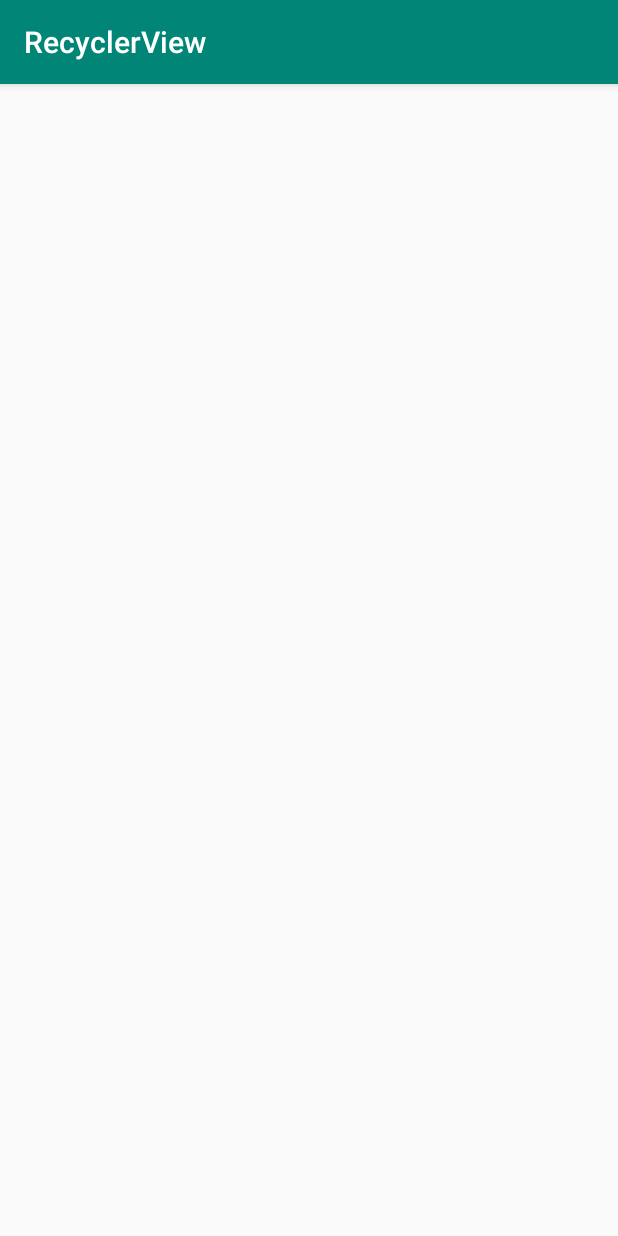
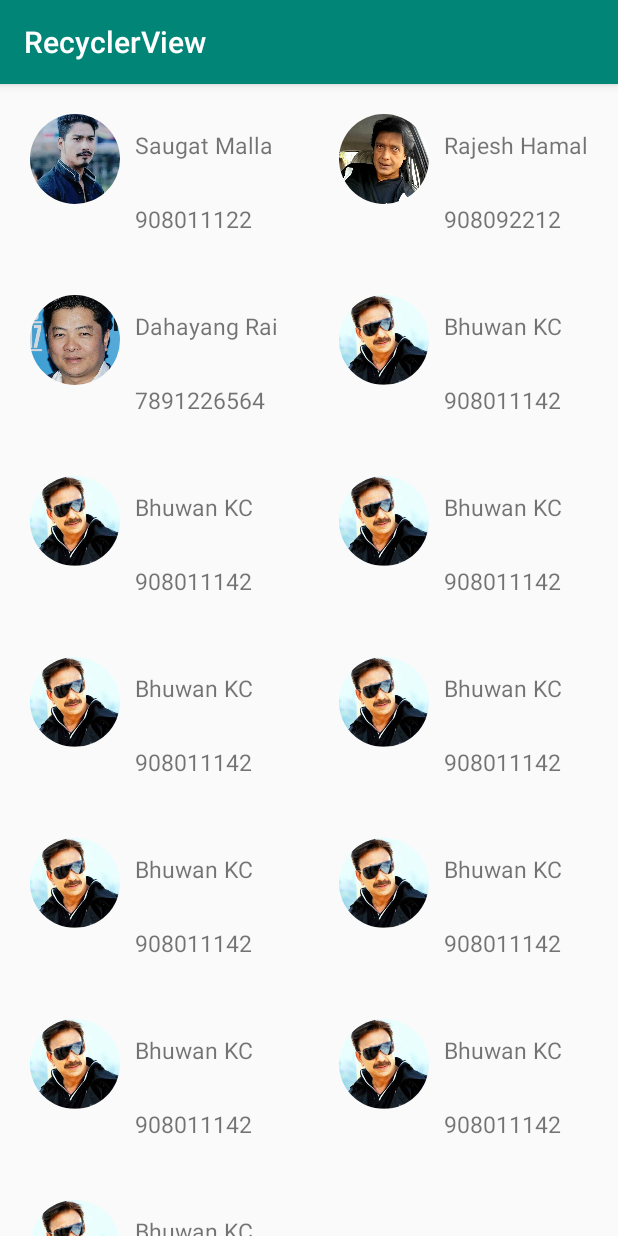
Before and after one commit to arund21/RecyclerView, an Android app: the screen it shows after launch (MainActivity), on a phone screen of 412 x 824 dp. Run offline under Robolectric (Android 15) with nearby library versions, the phone set to English and light mode, and no system bars; our stand-ins replace CircleImageView.

Commit message:
Topic 5 almost done, image and details has been shown now click listener left

```diff
--- a/app/src/main/AndroidManifest.xml
+++ b/app/src/main/AndroidManifest.xml
@@ -9,7 +9,9 @@
         android:roundIcon="@mipmap/ic_launcher_round"
         android:supportsRtl="true"
         android:theme="@style/AppTheme">
-        <activity android:name=".Contact"></activity>
+        <activity android:name="model.Contact">
+
+        </activity>
         <activity android:name=".MainActivity">
             <intent-filter>
                 <action android:name="android.intent.action.MAIN" />
--- /dev/null
+++ b/app/src/main/java/adapter/ContactsAdapter.java
@@ -0,0 +1,61 @@
+package adapter;
+
+import android.content.Context;
+import android.provider.ContactsContract;
+import android.support.annotation.NonNull;
+import android.support.v7.widget.RecyclerView;
+import android.view.LayoutInflater;
+import android.view.View;
+import android.view.ViewGroup;
+import android.widget.TextView;
+
+import com.recyclerview.R;
+
+import java.util.List;
+
+import de.hdodenhof.circleimageview.CircleImageView;
+import model.Contact;
+
+public class ContactsAdapter extends RecyclerView.Adapter<ContactsAdapter.ContactsViewHolder>
+{
+    Context mContext;
+    List<Contact> contactList;
+    public ContactsAdapter(Context mContext, List<Contact> contactList)
+    {
+        this.mContext = mContext;
+        this.contactList = contactList;
+    }
+
+    @NonNull
+    @Override
+    public ContactsViewHolder onCreateViewHolder(@NonNull ViewGroup viewGroup, int i) {
+        View view = LayoutInflater.from(viewGroup.getContext())
+                .inflate(R.layout.activity_contact,viewGroup,false);
+        return new ContactsViewHolder(view);
+    }
+
+    @Override
+    public void onBindViewHolder(@NonNull ContactsViewHolder contactsViewHolder, int i) {
+    Contact contacts = contactList.get(i);
+    contactsViewHolder.imgProfile.setImageResource(contacts.getImageId());
+    contactsViewHolder.tvName.setText(contacts.getName());
+    contactsViewHolder.tvPhone.setText(contacts.getPhoneNo());
+    }
+
+    @Override
+    public int getItemCount() {
+        return contactList.size();
+    }
+
+    public class ContactsViewHolder extends RecyclerView.ViewHolder{
+
+        CircleImageView imgProfile;
+        TextView tvName, tvPhone;
+        public ContactsViewHolder(@NonNull View itemView){
+            super(itemView);
+            imgProfile = itemView.findViewById(R.id.imgProfile);
+            tvName = itemView.findViewById(R.id.tvName);
+            tvPhone = itemView.findViewById(R.id.tvPhone);
+        }
+    }
+}
--- a/app/src/main/java/com/recyclerview/MainActivity.java
+++ b/app/src/main/java/com/recyclerview/MainActivity.java
@@ -2,12 +2,45 @@ package com.recyclerview;
 
 import android.support.v7.app.AppCompatActivity;
 import android.os.Bundle;
+import android.support.v7.widget.GridLayoutManager;
+import android.support.v7.widget.LinearLayoutManager;
+import android.support.v7.widget.RecyclerView;
+
+import java.util.ArrayList;
+import java.util.List;
+
+import adapter.ContactsAdapter;
+import model.Contact;
 
 public class MainActivity extends AppCompatActivity {
+    private RecyclerView recyclerView;
 
     @Override
     protected void onCreate(Bundle savedInstanceState) {
         super.onCreate(savedInstanceState);
         setContentView(R.layout.activity_main);
+
+        recyclerView = findViewById(R.id.recyclerView);
+
+        List<Contact> contactList = new ArrayList<>();
+        contactList.add(new Contact("Saugat Malla","908011122",R.drawable.saugat));
+        contactList.add(new Contact("Rajesh Hamal","908092212",R.drawable.rajesh));
+        contactList.add(new Contact("Dahayang Rai","7891226564",R.drawable.dahayang));
+        contactList.add(new Contact("Bhuwan KC","908011142",R.drawable.bhuwan));
+        contactList.add(new Contact("Bhuwan KC","908011142",R.drawable.bhuwan));
+        contactList.add(new Contact("Bhuwan KC","908011142",R.drawable.bhuwan));
+        contactList.add(new Contact("Bhuwan KC","908011142",R.drawable.bhuwan));
+        contactList.add(new Contact("Bhuwan KC","908011142",R.drawable.bhuwan));
+        contactList.add(new Contact("Bhuwan KC","908011142",R.drawable.bhuwan));
+        contactList.add(new Contact("Bhuwan KC","908011142",R.drawable.bhuwan));
+        contactList.add(new Contact("Bhuwan KC","908011142",R.drawable.bhuwan));
+        contactList.add(new Contact("Bhuwan KC","908011142",R.drawable.bhuwan));
+        contactList.add(new Contact("Bhuwan KC","908011142",R.drawable.bhuwan));
+
+
+        ContactsAdapter contactsAdapter = new ContactsAdapter(this,contactList);
+        recyclerView.setAdapter(contactsAdapter);
+        recyclerView.setLayoutManager(new GridLayoutManager(this,2));
+
     }
 }
--- a/app/src/main/java/com/recyclerview/Contact.java
+++ b/app/src/main/java/model/Contact.java
@@ -1,4 +1,4 @@
-package com.recyclerview;
+package model;
 
 import android.support.annotation.NonNull;
 import android.support.v7.app.AppCompatActivity;
@@ -6,6 +6,8 @@ import android.os.Bundle;
 import android.support.v7.widget.RecyclerView;
 import android.view.View;
 import android.widget.TextView;
+
+import com.recyclerview.R;
 
 import de.hdodenhof.circleimageview.CircleImageView;
 
@@ -44,19 +46,7 @@ public class Contact extends AppCompatActivity {
     public void setImageId(int imageId) {
         this.imageId = imageId;
     }
-     public class ContactsAdapter {
-        public class ContactsViewHolder extends RecyclerView.ViewHolder{
 
-            CircleImageView imgProfile;
-            TextView tvName, tvPhone;
-            public ContactsViewHolder(@NonNull View itemView){
-            super(itemView);
-            imgProfile = itemView.findViewById(R.id.imgProfile);
-            tvName = itemView.findViewById(R.id.tvName);
-            tvPhone = itemView.findViewById(R.id.tvPhone);
-            }
-        }
-     }
     @Override
     protected void onCreate(Bundle savedInstanceState) {
         super.onCreate(savedInstanceState);
--- a/app/src/main/res/layout/activity_contact.xml
+++ b/app/src/main/res/layout/activity_contact.xml
@@ -4,14 +4,14 @@
     xmlns:tools="http://schemas.android.com/tools"
     android:layout_width="match_parent"
     android:layout_height="wrap_content"
-    tools:context=".Contact"
+    tools:context="model.Contact"
     android:layout_margin="20dp"
     >
 
     <de.hdodenhof.circleimageview.CircleImageView
         android:id="@+id/imgProfile"
-        android:layout_width="100dp"
-        android:layout_height="100dp"
+        android:layout_width="60dp"
+        android:layout_height="60dp"
         android:src="@drawable/noavatar"
         />
 
@@ -19,21 +19,21 @@
         android:id="@+id/tvName"
         android:layout_width="wrap_content"
         android:layout_height="wrap_content"
-        android:layout_marginStart="20dp"
-        android:layout_marginTop="20dp"
+        android:layout_marginStart="10dp"
+        android:layout_marginTop="10dp"
         android:layout_toEndOf="@+id/imgProfile"
         android:hint="Contact Name"
-        android:textSize="20sp"
+        android:textSize="15sp"
         />
     <TextView
         android:id="@+id/tvPhone"
         android:layout_width="wrap_content"
         android:layout_height="wrap_content"
         android:layout_below="@+id/tvName"
-        android:layout_marginStart="20dp"
-        android:layout_marginTop="20dp"
+        android:layout_marginStart="10dp"
+        android:layout_marginTop="10dp"
         android:layout_toEndOf="@+id/imgProfile"
         android:hint="Phone no."
-        android:textSize="20sp"
+        android:textSize="15sp"
         />
 </RelativeLayout>
```
